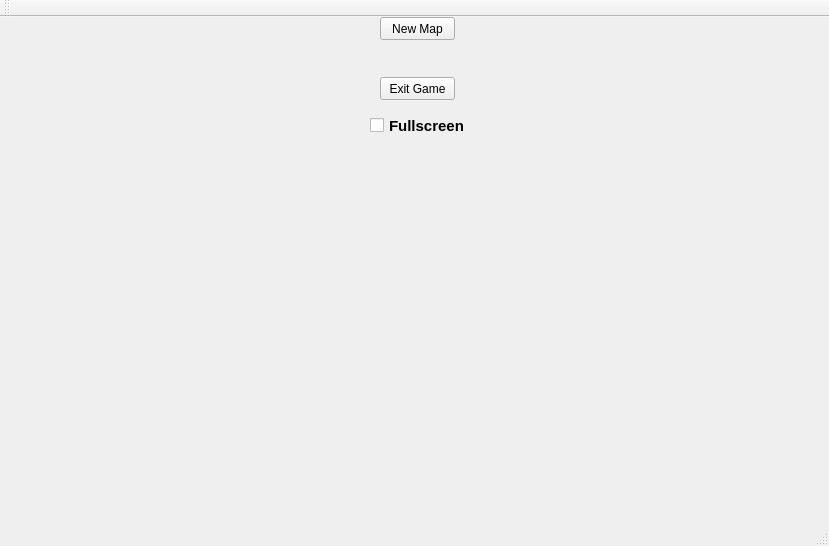
Qt form ProjectHiawatha/mainwindow.ui (Alex-BusNet/ProjectHiawatha) before a commit.
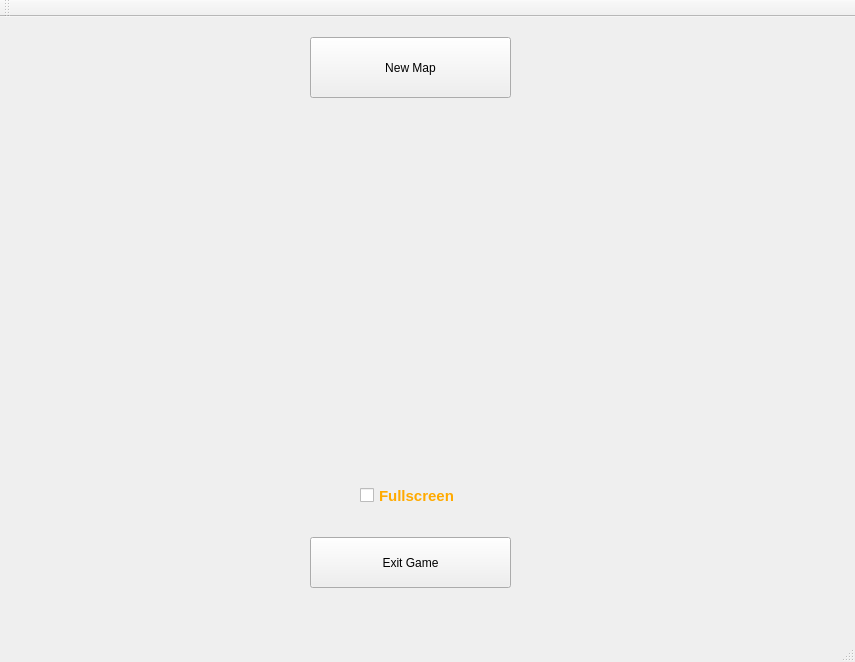
The same form after that commit. Icons and pictures are not drawn.

Commit message: Menu UI tweaking. Tweaked a little of how rendering is done, but not mush else has changed.

What changed in the file:
```diff
--- a/ProjectHiawatha/mainwindow.ui
+++ b/ProjectHiawatha/mainwindow.ui
@@ -6,8 +6,8 @@
    <rect>
     <x>0</x>
     <y>0</y>
-    <width>829</width>
-    <height>546</height>
+    <width>855</width>
+    <height>662</height>
    </rect>
   </property>
   <property name="windowTitle">
@@ -17,10 +17,10 @@
    <widget class="QPushButton" name="newMap">
     <property name="geometry">
      <rect>
-      <x>380</x>
-      <y>0</y>
-      <width>75</width>
-      <height>23</height>
+      <x>310</x>
+      <y>20</y>
+      <width>201</width>
+      <height>61</height>
      </rect>
     </property>
     <property name="text">
@@ -30,10 +30,10 @@
    <widget class="QPushButton" name="exit">
     <property name="geometry">
      <rect>
-      <x>380</x>
-      <y>60</y>
-      <width>75</width>
-      <height>23</height>
+      <x>310</x>
+      <y>520</y>
+      <width>201</width>
+      <height>51</height>
      </rect>
     </property>
     <property name="text">
@@ -43,12 +43,49 @@
    <widget class="QCheckBox" name="fullscreen">
     <property name="geometry">
      <rect>
-      <x>370</x>
-      <y>100</y>
+      <x>360</x>
+      <y>470</y>
       <width>101</width>
       <height>17</height>
      </rect>
     </property>
+    <property name="palette">
+     <palette>
+      <active>
+       <colorrole role="WindowText">
+        <brush brushstyle="SolidPattern">
+         <color alpha="255">
+          <red>255</red>
+          <green>170</green>
+          <blue>0</blue>
+         </color>
+        </brush>
+       </colorrole>
+      </active>
+      <inactive>
+       <colorrole role="WindowText">
+        <brush brushstyle="SolidPattern">
+         <color alpha="255">
+          <red>255</red>
+          <green>170</green>
+          <blue>0</blue>
+         </color>
+        </brush>
+       </colorrole>
+      </inactive>
+      <disabled>
+       <colorrole role="WindowText">
+        <brush brushstyle="SolidPattern">
+         <color alpha="255">
+          <red>120</red>
+          <green>120</green>
+          <blue>120</blue>
+         </color>
+        </brush>
+       </colorrole>
+      </disabled>
+     </palette>
+    </property>
     <property name="font">
      <font>
       <pointsize>11</pointsize>
@@ -57,12 +94,49 @@
      </font>
     </property>
     <property name="autoFillBackground">
-     <bool>true</bool>
+     <bool>false</bool>
     </property>
     <property name="text">
      <string>Fullscreen</string>
     </property>
    </widget>
+   <widget class="QLabel" name="menuButtonBorder">
+    <property name="geometry">
+     <rect>
+      <x>260</x>
+      <y>0</y>
+      <width>300</width>
+      <height>600</height>
+     </rect>
+    </property>
+    <property name="text">
+     <string/>
+    </property>
+    <property name="pixmap">
+     <pixmap>Assets/Menu/MainMenuBackground.png</pixmap>
+    </property>
+   </widget>
+   <widget class="QLabel" name="mainBackground">
+    <property name="geometry">
+     <rect>
+      <x>0</x>
+      <y>0</y>
+      <width>861</width>
+      <height>611</height>
+     </rect>
+    </property>
+    <property name="text">
+     <string/>
+    </property>
+    <property name="scaledContents">
+     <bool>true</bool>
+    </property>
+   </widget>
+   <zorder>mainBackground</zorder>
+   <zorder>menuButtonBorder</zorder>
+   <zorder>newMap</zorder>
+   <zorder>exit</zorder>
+   <zorder>fullscreen</zorder>
   </widget>
   <widget class="QMenuBar" name="menuBar">
    <property name="geometry">
```
Left out of the diff: 2 changed lines with no effect on the pictures. The commit also changes 16 other files.
